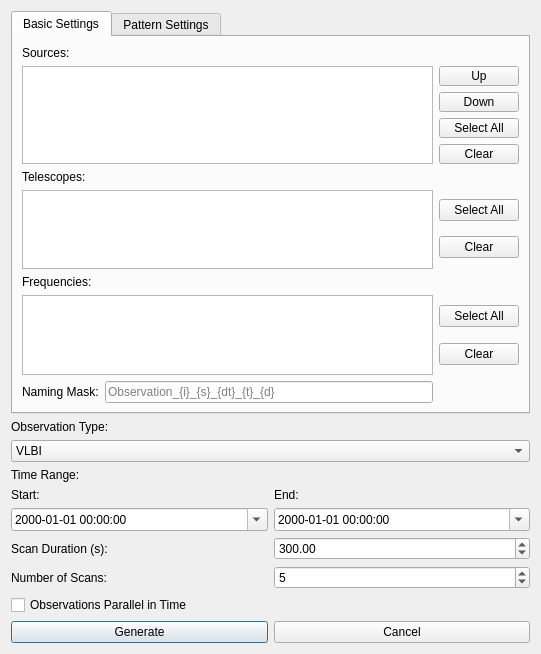
This is pastrocore/gui_pyside/dialog_generate_observations.ui in Torward1024/pAstroCORE as Qt 5 draws it before an edit. The edited form follows.
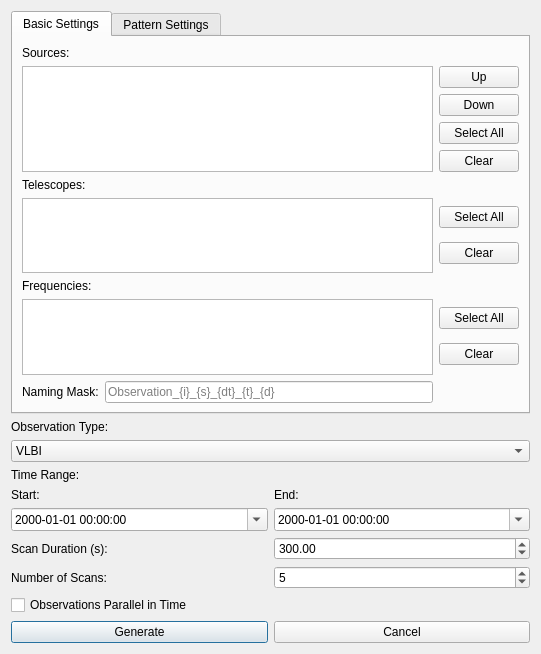
This is the edited form. Icons and pictures are not drawn.

```diff
--- a/pastrocore/gui_pyside/dialog_generate_observations.ui
+++ b/pastrocore/gui_pyside/dialog_generate_observations.ui
@@ -104,12 +104,6 @@
         <layout class="QGridLayout" name="gridLayout_2">
          <item row="2" column="0">
           <widget class="QPushButton" name="sourceSelectAllButton">
-           <property name="minimumSize">
-            <size>
-             <width>40</width>
-             <height>20</height>
-            </size>
-           </property>
            <property name="text">
             <string>Select All</string>
            </property>
@@ -117,12 +111,6 @@
          </item>
          <item row="0" column="0">
           <widget class="QPushButton" name="sourceUpButton">
-           <property name="minimumSize">
-            <size>
-             <width>40</width>
-             <height>20</height>
-            </size>
-           </property>
            <property name="text">
             <string>Up</string>
            </property>
@@ -130,12 +118,6 @@
          </item>
          <item row="3" column="0">
           <widget class="QPushButton" name="sourceClearButton">
-           <property name="minimumSize">
-            <size>
-             <width>40</width>
-             <height>20</height>
-            </size>
-           </property>
            <property name="text">
             <string>Clear</string>
            </property>
@@ -143,12 +125,6 @@
          </item>
          <item row="1" column="0">
           <widget class="QPushButton" name="sourceDownButton">
-           <property name="minimumSize">
-            <size>
-             <width>40</width>
-             <height>20</height>
-            </size>
-           </property>
            <property name="text">
             <string>Down</string>
            </property>
@@ -160,12 +136,6 @@
         <layout class="QGridLayout" name="gridLayout_3">
          <item row="1" column="1">
           <widget class="QPushButton" name="telescopeClearButton">
-           <property name="minimumSize">
-            <size>
-             <width>40</width>
-             <height>20</height>
-            </size>
-           </property>
            <property name="text">
             <string>Clear</string>
            </property>
@@ -173,12 +143,6 @@
          </item>
          <item row="0" column="1">
           <widget class="QPushButton" name="telescopeSelectAllButton">
-           <property name="minimumSize">
-            <size>
-             <width>40</width>
-             <height>20</height>
-            </size>
-           </property>
            <property name="text">
             <string>Select All</string>
            </property>
@@ -203,12 +167,6 @@
          </item>
          <item row="0" column="1">
           <widget class="QPushButton" name="frequencySelectAllButton">
-           <property name="minimumSize">
-            <size>
-             <width>40</width>
-             <height>20</height>
-            </size>
-           </property>
            <property name="text">
             <string>Select All</string>
            </property>
```
Left out of the diff: 6 changed lines with no effect on the pictures.
